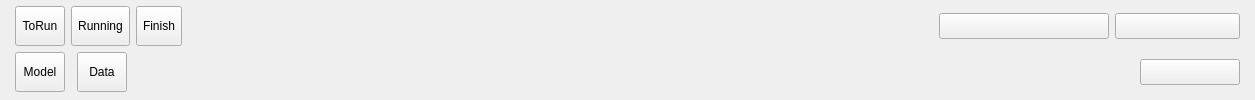
First picture: the form in OgmUI/ogmminitopwidget.ui, repository SunsetFrost/ogms_desktop, before the edit.
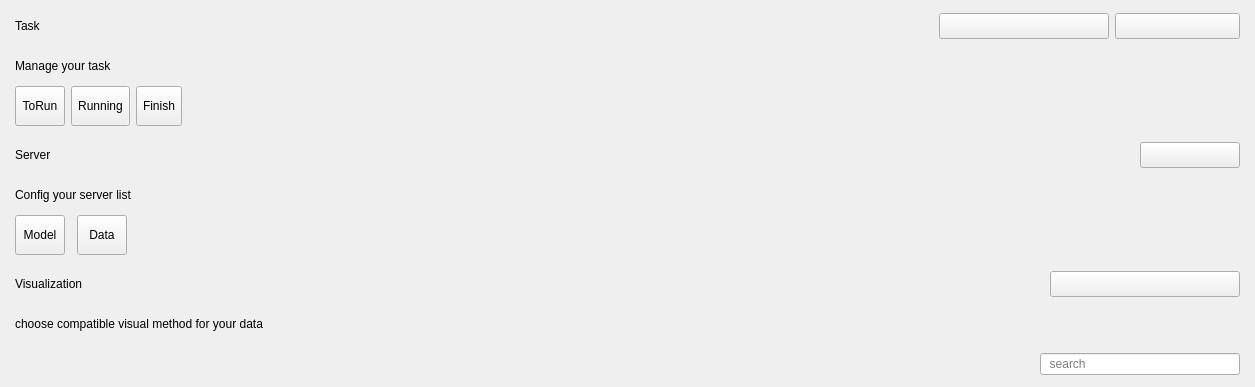
Second picture: the form after the edit.

Commit message:
running 进度条bug server sidebar 加载时 布局问题 文件管理器 弹出 加滚动条
model data 不做运行

模型运行结束上传结果数据至数据服务器
更改上传的用户  在setting统一管理   配置文件夹内容
弹出界面优化
模型运行加载远程数据
进度条bug     准备task bug

```diff
--- a/OgmUI/ogmminitopwidget.ui
+++ b/OgmUI/ogmminitopwidget.ui
@@ -7,7 +7,7 @@
     <x>0</x>
     <y>0</y>
     <width>1255</width>
-    <height>100</height>
+    <height>387</height>
    </rect>
   </property>
   <property name="sizePolicy">
@@ -49,6 +49,186 @@
    </property>
    <item>
     <widget class="QWidget" name="widgetMiniTopTask" native="true">
+     <layout class="QVBoxLayout" name="verticalLayout_3">
+      <property name="spacing">
+       <number>0</number>
+      </property>
+      <property name="leftMargin">
+       <number>0</number>
+      </property>
+      <property name="topMargin">
+       <number>6</number>
+      </property>
+      <property name="rightMargin">
+       <number>0</number>
+      </property>
+      <property name="bottomMargin">
+       <number>0</number>
+      </property>
+      <item>
+       <widget class="QWidget" name="widget_6" native="true">
+        <property name="sizePolicy">
+         <sizepolicy hsizetype="Preferred" vsizetype="Fixed">
+          <horstretch>0</horstretch>
+          <verstretch>0</verstretch>
+         </sizepolicy>
+        </property>
+        <property name="minimumSize">
+         <size>
+          <width>0</width>
+          <height>40</height>
+         </size>
+        </property>
+        <property name="maximumSize">
+         <size>
+          <width>16777215</width>
+          <height>40</height>
+         </size>
+        </property>
+        <layout class="QHBoxLayout" name="horizontalLayout_7">
+         <property name="leftMargin">
+          <number>0</number>
+         </property>
+         <property name="topMargin">
+          <number>0</number>
+         </property>
+         <property name="rightMargin">
+          <number>0</number>
+         </property>
+         <property name="bottomMargin">
+          <number>0</number>
+         </property>
+         <item>
+          <widget class="QLabel" name="label_3">
+           <property name="statusTip">
+            <string>lbl-f18-title</string>
+           </property>
+           <property name="text">
+            <string>Task</string>
+           </property>
+          </widget>
+         </item>
+         <item>
+          <spacer name="horizontalSpacer_5">
+           <property name="orientation">
+            <enum>Qt::Horizontal</enum>
+           </property>
+           <property name="sizeHint" stdset="0">
+            <size>
+             <width>885</width>
+             <height>20</height>
+            </size>
+           </property>
+          </spacer>
+         </item>
+         <item>
+          <widget class="QToolButton" name="btnNewTaskMiniTop">
+           <property name="minimumSize">
+            <size>
+             <width>170</width>
+             <height>26</height>
+            </size>
+           </property>
+           <property name="maximumSize">
+            <size>
+             <width>170</width>
+             <height>16777215</height>
+            </size>
+           </property>
+           <property name="statusTip">
+            <string>btn-miniTopRight</string>
+           </property>
+           <property name="text">
+            <string/>
+           </property>
+          </widget>
+         </item>
+         <item>
+          <widget class="QToolButton" name="btnOpenTaskMiniTop">
+           <property name="minimumSize">
+            <size>
+             <width>125</width>
+             <height>26</height>
+            </size>
+           </property>
+           <property name="maximumSize">
+            <size>
+             <width>125</width>
+             <height>16777215</height>
+            </size>
+           </property>
+           <property name="statusTip">
+            <string>btn-miniTopRight</string>
+           </property>
+           <property name="text">
+            <string/>
+           </property>
+          </widget>
+         </item>
+        </layout>
+       </widget>
+      </item>
+      <item>
+       <widget class="QWidget" name="widget_7" native="true">
+        <property name="sizePolicy">
+         <sizepolicy hsizetype="Preferred" vsizetype="Fixed">
+          <horstretch>0</horstretch>
+          <verstretch>0</verstretch>
+         </sizepolicy>
+        </property>
+        <property name="minimumSize">
+         <size>
+          <width>0</width>
+          <height>40</height>
+         </size>
+        </property>
+        <property name="maximumSize">
+         <size>
+          <width>16777215</width>
+          <height>40</height>
+         </size>
+        </property>
+        <layout class="QHBoxLayout" name="horizontalLayout_8">
+         <property name="leftMargin">
+          <number>0</number>
+         </property>
+         <property name="topMargin">
+          <number>0</number>
+         </property>
+         <property name="rightMargin">
+          <number>0</number>
+         </property>
+         <property name="bottomMargin">
+          <number>0</number>
+         </property>
+         <item>
+          <widget class="QLabel" name="label_4">
+           <property name="statusTip">
+            <string>lbl-light</string>
+           </property>
+           <property name="text">
+            <string>Manage your task</string>
+           </property>
+          </widget>
+         </item>
+         <item>
+          <spacer name="horizontalSpacer_6">
+           <property name="orientation">
+            <enum>Qt::Horizontal</enum>
+           </property>
+           <property name="sizeHint" stdset="0">
+            <size>
+             <width>1120</width>
+             <height>20</height>
+            </size>
+           </property>
+          </spacer>
+         </item>
+        </layout>
+       </widget>
+      </item>
+      <item>
+       <widget class="QWidget" name="widgetMiniTopTaskChild" native="true">
      <property name="sizePolicy">
       <sizepolicy hsizetype="Preferred" vsizetype="Fixed">
        <horstretch>0</horstretch>
@@ -216,48 +396,7 @@
          <property name="bottomMargin">
           <number>0</number>
          </property>
-         <item>
-          <widget class="QToolButton" name="btnNewTaskMiniTop">
-           <property name="minimumSize">
-            <size>
-             <width>170</width>
-             <height>26</height>
-            </size>
-           </property>
-           <property name="maximumSize">
-            <size>
-             <width>170</width>
-             <height>16777215</height>
-            </size>
-           </property>
-           <property name="statusTip">
-            <string>btn-miniTopRight</string>
-           </property>
-           <property name="text">
-            <string/>
-           </property>
-          </widget>
-         </item>
-         <item>
-          <widget class="QToolButton" name="btnOpenTaskMiniTop">
-           <property name="minimumSize">
-            <size>
-             <width>125</width>
-             <height>26</height>
-            </size>
-           </property>
-           <property name="maximumSize">
-            <size>
-             <width>125</width>
-             <height>16777215</height>
-            </size>
-           </property>
-           <property name="statusTip">
-            <string>btn-miniTopRight</string>
-           </property>
-           <property name="text">
-            <string/>
-           </property>
+           </layout>
           </widget>
          </item>
         </layout>
@@ -268,6 +407,152 @@
    </item>
    <item>
     <widget class="QWidget" name="widgetMiniTopServer" native="true">
+     <layout class="QVBoxLayout" name="verticalLayout_2">
+      <property name="spacing">
+       <number>0</number>
+      </property>
+      <property name="leftMargin">
+       <number>0</number>
+      </property>
+      <property name="topMargin">
+       <number>6</number>
+      </property>
+      <property name="rightMargin">
+       <number>0</number>
+      </property>
+      <property name="bottomMargin">
+       <number>0</number>
+      </property>
+      <item>
+       <widget class="QWidget" name="widget_2" native="true">
+        <property name="minimumSize">
+         <size>
+          <width>0</width>
+          <height>40</height>
+         </size>
+        </property>
+        <property name="maximumSize">
+         <size>
+          <width>16777215</width>
+          <height>40</height>
+         </size>
+        </property>
+        <layout class="QHBoxLayout" name="horizontalLayout_2">
+         <property name="leftMargin">
+          <number>0</number>
+         </property>
+         <property name="topMargin">
+          <number>0</number>
+         </property>
+         <property name="rightMargin">
+          <number>0</number>
+         </property>
+         <property name="bottomMargin">
+          <number>0</number>
+         </property>
+         <item>
+          <widget class="QLabel" name="label">
+           <property name="statusTip">
+            <string>lbl-f18-title</string>
+           </property>
+           <property name="text">
+            <string>Server</string>
+           </property>
+          </widget>
+         </item>
+         <item>
+          <spacer name="horizontalSpacer_3">
+           <property name="orientation">
+            <enum>Qt::Horizontal</enum>
+           </property>
+           <property name="sizeHint" stdset="0">
+            <size>
+             <width>1038</width>
+             <height>19</height>
+            </size>
+           </property>
+          </spacer>
+         </item>
+         <item>
+          <widget class="QToolButton" name="btnNewServer">
+           <property name="minimumSize">
+            <size>
+             <width>100</width>
+             <height>26</height>
+            </size>
+           </property>
+           <property name="maximumSize">
+            <size>
+             <width>100</width>
+             <height>26</height>
+            </size>
+           </property>
+           <property name="statusTip">
+            <string>btn-miniTopRight</string>
+           </property>
+           <property name="text">
+            <string/>
+           </property>
+          </widget>
+         </item>
+        </layout>
+       </widget>
+      </item>
+      <item>
+       <widget class="QWidget" name="widget_3" native="true">
+        <property name="minimumSize">
+         <size>
+          <width>0</width>
+          <height>40</height>
+         </size>
+        </property>
+        <property name="maximumSize">
+         <size>
+          <width>16777215</width>
+          <height>40</height>
+         </size>
+        </property>
+        <layout class="QHBoxLayout" name="horizontalLayout_6">
+         <property name="leftMargin">
+          <number>0</number>
+         </property>
+         <property name="topMargin">
+          <number>0</number>
+         </property>
+         <property name="rightMargin">
+          <number>0</number>
+         </property>
+         <property name="bottomMargin">
+          <number>0</number>
+         </property>
+         <item>
+          <widget class="QLabel" name="label_2">
+           <property name="statusTip">
+            <string>lbl-light</string>
+           </property>
+           <property name="text">
+            <string>Config your server list</string>
+           </property>
+          </widget>
+         </item>
+         <item>
+          <spacer name="horizontalSpacer_4">
+           <property name="orientation">
+            <enum>Qt::Horizontal</enum>
+           </property>
+           <property name="sizeHint" stdset="0">
+            <size>
+             <width>1042</width>
+             <height>19</height>
+            </size>
+           </property>
+          </spacer>
+         </item>
+        </layout>
+       </widget>
+      </item>
+      <item>
+       <widget class="QWidget" name="widgetMiniTopServerChild" native="true">
      <property name="sizePolicy">
       <sizepolicy hsizetype="Preferred" vsizetype="Fixed">
        <horstretch>0</horstretch>
@@ -380,17 +665,100 @@
         </property>
        </spacer>
       </item>
+        </layout>
+       </widget>
+      </item>
+     </layout>
+    </widget>
+   </item>
       <item>
-       <widget class="QToolButton" name="btnNewServer">
+    <widget class="QWidget" name="widgetMiniTopVisual" native="true">
+     <layout class="QVBoxLayout" name="verticalLayout_4">
+      <property name="spacing">
+       <number>0</number>
+      </property>
+      <property name="leftMargin">
+       <number>0</number>
+      </property>
+      <property name="topMargin">
+       <number>6</number>
+      </property>
+      <property name="rightMargin">
+       <number>0</number>
+      </property>
+      <property name="bottomMargin">
+       <number>0</number>
+      </property>
+      <item>
+       <widget class="QWidget" name="widget" native="true">
+        <property name="sizePolicy">
+         <sizepolicy hsizetype="Preferred" vsizetype="Fixed">
+          <horstretch>0</horstretch>
+          <verstretch>0</verstretch>
+         </sizepolicy>
+        </property>
         <property name="minimumSize">
          <size>
-          <width>100</width>
+          <width>0</width>
+          <height>40</height>
+         </size>
+        </property>
+        <property name="maximumSize">
+         <size>
+          <width>16777215</width>
+          <height>40</height>
+         </size>
+        </property>
+        <layout class="QHBoxLayout" name="horizontalLayout_10">
+         <property name="spacing">
+          <number>0</number>
+         </property>
+         <property name="leftMargin">
+          <number>0</number>
+         </property>
+         <property name="topMargin">
+          <number>0</number>
+         </property>
+         <property name="rightMargin">
+          <number>0</number>
+         </property>
+         <property name="bottomMargin">
+          <number>0</number>
+         </property>
+         <item>
+          <widget class="QLabel" name="label_5">
+           <property name="statusTip">
+            <string>lbl-f18-title</string>
+           </property>
+           <property name="text">
+            <string>Visualization</string>
+           </property>
+          </widget>
+         </item>
+         <item>
+          <spacer name="horizontalSpacer_8">
+           <property name="orientation">
+            <enum>Qt::Horizontal</enum>
+           </property>
+           <property name="sizeHint" stdset="0">
+            <size>
+             <width>1144</width>
+             <height>20</height>
+            </size>
+           </property>
+          </spacer>
+         </item>
+         <item>
+          <widget class="QToolButton" name="btnMiniTopAddVisual">
+           <property name="minimumSize">
+            <size>
+             <width>190</width>
           <height>26</height>
          </size>
         </property>
         <property name="maximumSize">
          <size>
-          <width>100</width>
+             <width>190</width>
           <height>26</height>
          </size>
         </property>
@@ -400,6 +768,154 @@
         <property name="text">
          <string/>
         </property>
+          </widget>
+         </item>
+        </layout>
+       </widget>
+      </item>
+      <item>
+       <widget class="QWidget" name="widget_8" native="true">
+        <property name="sizePolicy">
+         <sizepolicy hsizetype="Preferred" vsizetype="Fixed">
+          <horstretch>0</horstretch>
+          <verstretch>0</verstretch>
+         </sizepolicy>
+        </property>
+        <property name="minimumSize">
+         <size>
+          <width>0</width>
+          <height>40</height>
+         </size>
+        </property>
+        <property name="maximumSize">
+         <size>
+          <width>16777215</width>
+          <height>40</height>
+         </size>
+        </property>
+        <layout class="QHBoxLayout" name="horizontalLayout_11">
+         <property name="spacing">
+          <number>0</number>
+         </property>
+         <property name="leftMargin">
+          <number>0</number>
+         </property>
+         <property name="topMargin">
+          <number>0</number>
+         </property>
+         <property name="rightMargin">
+          <number>0</number>
+         </property>
+         <property name="bottomMargin">
+          <number>0</number>
+         </property>
+         <item>
+          <widget class="QLabel" name="label_6">
+           <property name="statusTip">
+            <string>lbl-light</string>
+           </property>
+           <property name="text">
+            <string>choose compatible visual method for your data</string>
+           </property>
+          </widget>
+         </item>
+         <item>
+          <spacer name="horizontalSpacer_9">
+           <property name="orientation">
+            <enum>Qt::Horizontal</enum>
+           </property>
+           <property name="sizeHint" stdset="0">
+            <size>
+             <width>952</width>
+             <height>20</height>
+            </size>
+           </property>
+          </spacer>
+         </item>
+        </layout>
+       </widget>
+      </item>
+      <item>
+       <widget class="QWidget" name="widget_9" native="true">
+        <property name="sizePolicy">
+         <sizepolicy hsizetype="Preferred" vsizetype="Fixed">
+          <horstretch>0</horstretch>
+          <verstretch>0</verstretch>
+         </sizepolicy>
+        </property>
+        <property name="minimumSize">
+         <size>
+          <width>0</width>
+          <height>40</height>
+         </size>
+        </property>
+        <property name="maximumSize">
+         <size>
+          <width>16777215</width>
+          <height>40</height>
+         </size>
+        </property>
+        <property name="statusTip">
+         <string>widget-miniTop</string>
+        </property>
+        <layout class="QHBoxLayout" name="horizontalLayout_9">
+         <property name="spacing">
+          <number>0</number>
+         </property>
+         <property name="leftMargin">
+          <number>0</number>
+         </property>
+         <property name="topMargin">
+          <number>0</number>
+         </property>
+         <property name="rightMargin">
+          <number>0</number>
+         </property>
+         <property name="bottomMargin">
+          <number>0</number>
+         </property>
+         <item>
+          <spacer name="horizontalSpacer_7">
+           <property name="orientation">
+            <enum>Qt::Horizontal</enum>
+           </property>
+           <property name="sizeHint" stdset="0">
+            <size>
+             <width>1002</width>
+             <height>20</height>
+            </size>
+           </property>
+          </spacer>
+         </item>
+         <item>
+          <widget class="QLineEdit" name="txtSearchVisual">
+           <property name="sizePolicy">
+            <sizepolicy hsizetype="Fixed" vsizetype="Fixed">
+             <horstretch>0</horstretch>
+             <verstretch>0</verstretch>
+            </sizepolicy>
+           </property>
+           <property name="minimumSize">
+            <size>
+             <width>200</width>
+             <height>0</height>
+            </size>
+           </property>
+           <property name="maximumSize">
+            <size>
+             <width>200</width>
+             <height>16777215</height>
+            </size>
+           </property>
+           <property name="statusTip">
+            <string>txt-search</string>
+           </property>
+           <property name="placeholderText">
+            <string>  search</string>
+           </property>
+          </widget>
+         </item>
+        </layout>
        </widget>
       </item>
      </layout>
```
Lines whose indentation alone changed are shown as unchanged. The commit also changes 56 other files.
